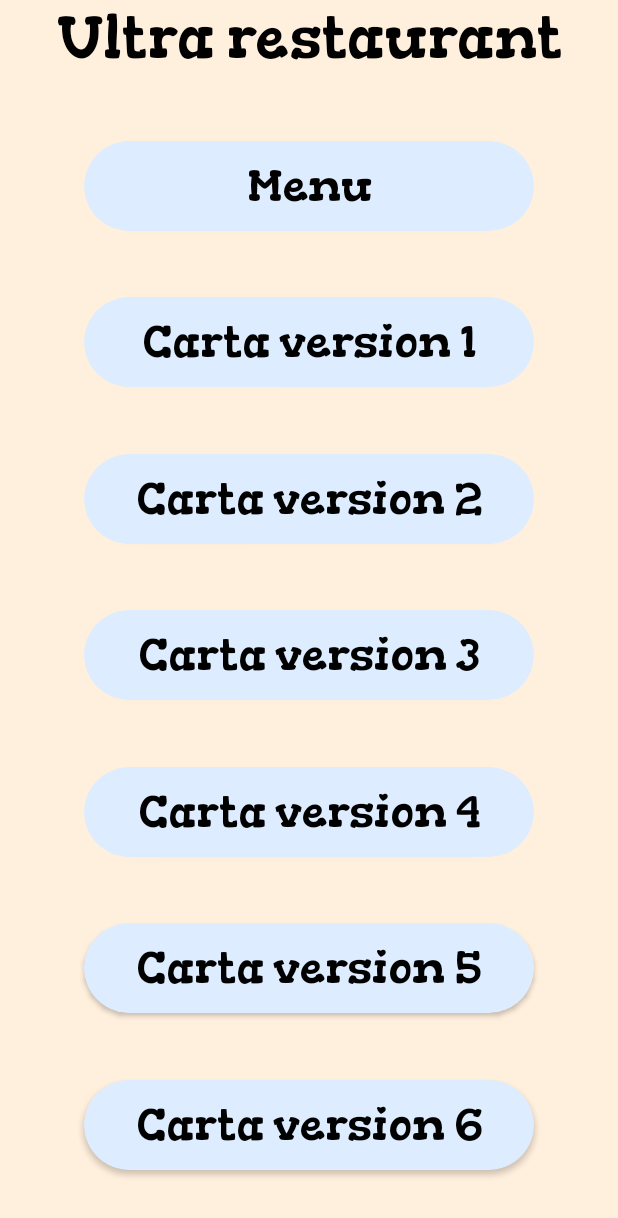
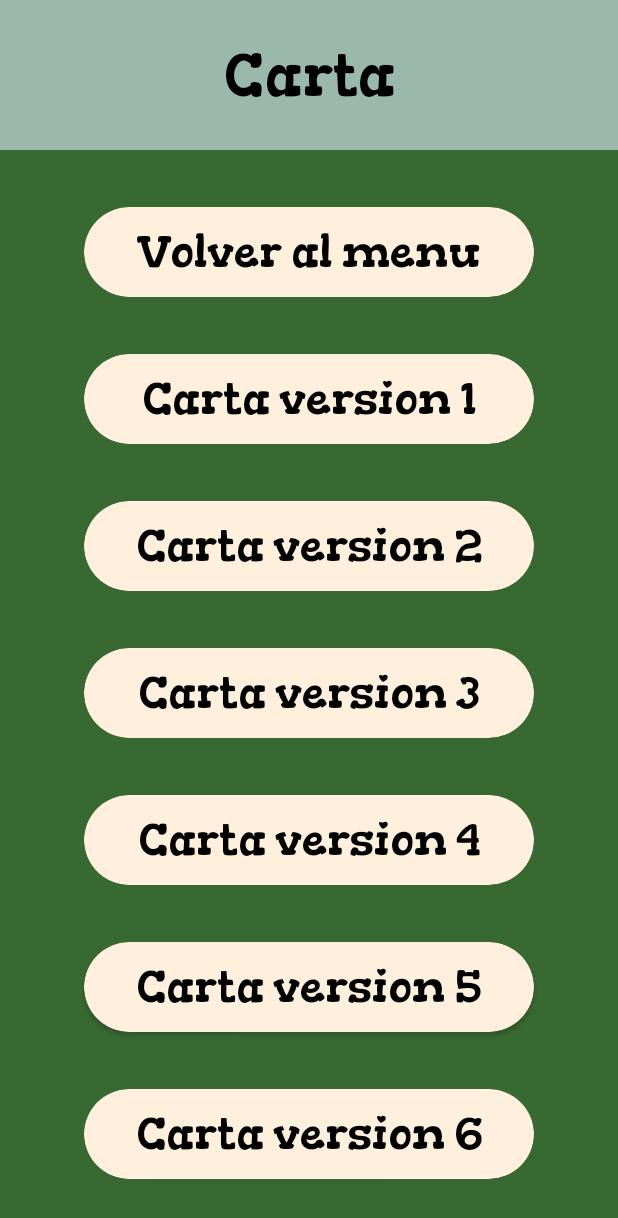
Before and after one commit to alexito8473/TrabajoAndroid, an Android app: the CartaActivity screen opened directly, with no data from a screen before it, on a phone screen of 412 x 824 dp. Shown: the top 1218 px of the screen. Run offline under Robolectric (Android 15) with nearby library versions, the phone set to English and light mode, and no system bars.

Commit message:
Casi listo

```diff
--- a/app/src/main/java/com/example/trabajoandroid/View/CartaActivity.kt
+++ b/app/src/main/java/com/example/trabajoandroid/View/CartaActivity.kt
@@ -13,6 +13,7 @@ class CartaActivity : AppCompatActivity() {
     private lateinit var botonFuncionLista4: CardView
     private lateinit var botonFuncionLista5: CardView
     private lateinit var botonFuncionLista6: CardView
+    private lateinit var botonFuncionVolverMenu: CardView
     override fun onCreate(savedInstanceState: Bundle?) {
         super.onCreate(savedInstanceState)
         setContentView(R.layout.activity_carta)
@@ -26,6 +27,7 @@ class CartaActivity : AppCompatActivity() {
         botonFuncionLista4 = findViewById(R.id.cardMenuFuncionLista4)
         botonFuncionLista5 = findViewById(R.id.cardMenuFuncionLista5)
         botonFuncionLista6 = findViewById(R.id.cardMenuFuncionLista6)
+        botonFuncionVolverMenu= findViewById(R.id.cardMenuGoMenu)
     }
     private fun establecerEscucha() {
         botonFuncionLista1.setOnClickListener {
@@ -46,5 +48,8 @@ class CartaActivity : AppCompatActivity() {
         botonFuncionLista6.setOnClickListener {
             startActivity(Intent(this, FuncionLista6Activity::class.java))
         }
+        botonFuncionVolverMenu.setOnClickListener {
+            startActivity(Intent(this, MenuActivity::class.java))
+        }
     }
 }
--- a/app/src/main/java/com/example/trabajoandroid/View/FuncionLIsta5Activity.kt
+++ b/app/src/main/java/com/example/trabajoandroid/View/FuncionLIsta5Activity.kt
@@ -55,7 +55,7 @@ class FuncionLIsta5Activity : AppCompatActivity() {
             }
             adapter.notifyDataSetChanged()
         }
-        butMenu.setOnClickListener {  startActivity(Intent(this, MenuActivity::class.java)) }
+        butMenu.setOnClickListener {  startActivity(Intent(this, CartaActivity::class.java)) }
 
     }
     private fun establecerAdapter(){
--- a/app/src/main/java/com/example/trabajoandroid/View/FuncionLista2Activity.kt
+++ b/app/src/main/java/com/example/trabajoandroid/View/FuncionLista2Activity.kt
@@ -129,7 +129,7 @@ class FuncionLista2Activity : AppCompatActivity() {
             adapter.notifyDataSetChanged()
         }
         butMenu.setOnClickListener {
-            startActivity(Intent(this, MenuActivity::class.java))
+            startActivity(Intent(this, CartaActivity::class.java))
         }
     }
 
--- a/app/src/main/java/com/example/trabajoandroid/View/FuncionLista3Activity.kt
+++ b/app/src/main/java/com/example/trabajoandroid/View/FuncionLista3Activity.kt
@@ -56,7 +56,7 @@ class FuncionLista3Activity : AppCompatActivity() {
 
     private fun estableverEscucha() {
         butMenu.setOnClickListener {
-            startActivity(Intent(this, MenuActivity::class.java))
+            startActivity(Intent(this, CartaActivity::class.java))
         }
         listView.setOnItemClickListener { parent, view, position, id ->
             val intent = Intent(this, DatoComidaV2Activity::class.java)
--- a/app/src/main/java/com/example/trabajoandroid/View/FuncionLista4Activity.kt
+++ b/app/src/main/java/com/example/trabajoandroid/View/FuncionLista4Activity.kt
@@ -72,7 +72,7 @@ class FuncionLista4Activity : AppCompatActivity() {
 
     private fun estableverEscucha() {
         butMenu.setOnClickListener {
-            startActivity(Intent(this, MenuActivity::class.java))
+            startActivity(Intent(this, CartaActivity::class.java))
         }
         seekControl.setOnSeekBarChangeListener(object : OnSeekBarChangeListener {
             override fun onProgressChanged(seekBar: SeekBar?, progress: Int, fromUser: Boolean) {
--- a/app/src/main/java/com/example/trabajoandroid/View/FuncionLista6Activity.kt
+++ b/app/src/main/java/com/example/trabajoandroid/View/FuncionLista6Activity.kt
@@ -63,7 +63,7 @@ class FuncionLista6Activity : AppCompatActivity() {
 
     private fun estableverEscucha() {
         butMenu.setOnClickListener {
-            startActivity(Intent(this, MenuActivity::class.java))
+            startActivity(Intent(this, CartaActivity::class.java))
         }
         pulsadorFloat.setOnClickListener{
             if(buscadorAuto.text.isNotEmpty()){
--- a/app/src/main/res/layout/activity_carta.xml
+++ b/app/src/main/res/layout/activity_carta.xml
@@ -4,23 +4,27 @@
     xmlns:tools="http://schemas.android.com/tools"
     android:layout_width="match_parent"
     android:layout_height="match_parent"
+    android:background="@color/fondo_oscuro"
     tools:context=".View.CartaActivity">
     <TextView
         android:id="@+id/textView"
         android:layout_width="match_parent"
-        android:layout_height="wrap_content"
-        android:text="@string/nombre_restaurant"
+        android:layout_height="100dp"
+        android:text="Carta"
+        android:gravity="center"
         android:textAlignment="center"
         android:textColor="@color/black"
+        android:background="@color/complementario"
         android:textSize="40sp"
         app:layout_constraintEnd_toEndOf="parent"
         app:layout_constraintStart_toStartOf="parent"
         app:layout_constraintTop_toTopOf="parent" />
+
     <androidx.cardview.widget.CardView
         android:id="@+id/cardMenuGoMenu"
         android:layout_width="300dp"
         android:layout_height="60dp"
-        app:cardBackgroundColor="@color/fondo_complementaro"
+        app:cardBackgroundColor="@color/fondo_claro"
         app:cardCornerRadius="45dp"
         app:layout_constraintBottom_toTopOf="@+id/cardMenuFuncionLista"
         app:layout_constraintEnd_toEndOf="parent"
@@ -31,7 +35,7 @@
             android:layout_width="match_parent"
             android:layout_height="match_parent"
             android:gravity="center"
-            android:text="@string/menu"
+            android:text="@string/volver_al_menu"
             android:textColor="@color/black"
             android:textSize="30sp" />
     </androidx.cardview.widget.CardView>
@@ -39,7 +43,7 @@
         android:id="@+id/cardMenuFuncionLista"
         android:layout_width="300dp"
         android:layout_height="60dp"
-        app:cardBackgroundColor="@color/fondo_complementaro"
+        app:cardBackgroundColor="@color/fondo_claro"
         app:cardCornerRadius="45dp"
         app:layout_constraintBottom_toTopOf="@+id/cardMenuFuncionLista2"
         app:layout_constraintEnd_toEndOf="parent"
@@ -59,7 +63,7 @@
         android:id="@+id/cardMenuFuncionLista2"
         android:layout_width="300dp"
         android:layout_height="60dp"
-        app:cardBackgroundColor="@color/fondo_complementaro"
+        app:cardBackgroundColor="@color/fondo_claro"
         app:cardCornerRadius="45dp"
         app:layout_constraintBottom_toTopOf="@id/cardMenuFuncionLista3"
         app:layout_constraintEnd_toEndOf="parent"
@@ -79,7 +83,7 @@
         android:id="@+id/cardMenuFuncionLista3"
         android:layout_width="300dp"
         android:layout_height="60dp"
-        app:cardBackgroundColor="@color/fondo_complementaro"
+        app:cardBackgroundColor="@color/fondo_claro"
         app:cardCornerRadius="45dp"
         app:layout_constraintBottom_toTopOf="@+id/cardMenuFuncionLista4"
         app:layout_constraintEnd_toEndOf="parent"
@@ -99,7 +103,7 @@
         android:id="@+id/cardMenuFuncionLista4"
         android:layout_width="300dp"
         android:layout_height="60dp"
-        app:cardBackgroundColor="@color/fondo_complementaro"
+        app:cardBackgroundColor="@color/fondo_claro"
         app:cardCornerRadius="45dp"
         app:layout_constraintBottom_toTopOf="@+id/cardMenuFuncionLista5"
         app:layout_constraintEnd_toEndOf="parent"
@@ -118,7 +122,7 @@
         android:id="@+id/cardMenuFuncionLista5"
         android:layout_width="300dp"
         android:layout_height="60dp"
-        app:cardBackgroundColor="@color/fondo_complementaro"
+        app:cardBackgroundColor="@color/fondo_claro"
         app:cardCornerRadius="45dp"
         app:layout_constraintBottom_toTopOf="@+id/cardMenuFuncionLista6"
         app:layout_constraintEnd_toEndOf="parent"
@@ -137,7 +141,7 @@
         android:id="@+id/cardMenuFuncionLista6"
         android:layout_width="300dp"
         android:layout_height="60dp"
-        app:cardBackgroundColor="@color/fondo_complementaro"
+        app:cardBackgroundColor="@color/fondo_claro"
         app:cardCornerRadius="45dp"
         app:layout_constraintBottom_toBottomOf="parent"
         app:layout_constraintEnd_toEndOf="parent"
--- a/app/src/main/res/layout/activity_inicio.xml
+++ b/app/src/main/res/layout/activity_inicio.xml
@@ -11,7 +11,7 @@
         android:layout_height="50dp"
         android:background="@color/fondo_oscuro"
         android:fontFamily="@font/gordita"
-        android:text="@string/accederMenu"
+        android:text="@string/accederMenuReal"
         android:textColor="@color/black"
         android:textSize="20sp"
         app:layout_constraintEnd_toEndOf="parent"
@@ -34,6 +34,7 @@
         android:id="@+id/imageView2"
         android:layout_width="105dp"
         android:layout_height="105dp"
+        android:layout_marginTop="10dp"
         android:scaleX="1.5"
         android:scaleY="1.5"
         app:layout_constraintBottom_toTopOf="@+id/textView2"
--- a/app/src/main/res/layout/activity_inicio_sesion.xml
+++ b/app/src/main/res/layout/activity_inicio_sesion.xml
@@ -71,7 +71,7 @@
         android:layout_width="wrap_content"
         android:layout_height="wrap_content"
         android:layout_marginTop="68dp"
-        android:text="@string/Iniciar_Sesion"
+        android:text="@string/iniciar_sesi_n"
         android:textColor="@color/black"
         android:textSize="25sp"
         app:layout_constraintEnd_toEndOf="parent"
```
Also changed, not shown: app/src/main/java/com/example/trabajoandroid/View/InicioActivity.kt (+9 -3 lines), app/src/main/java/com/example/trabajoandroid/View/InicioSesionActivity.kt (+41 -0 lines), app/src/main/java/com/example/trabajoandroid/View/MainActivity.kt (+18 -10 lines), app/src/main/java/com/example/trabajoandroid/View/MenuActivity.kt (+25 -0 lines), app/src/main/java/com/example/trabajoandroid/View/RegistrarseActivity.kt (+17 -0 lines), app/src/main/res/layout/activity_menu.xml (+52 -13 lines), app/src/main/res/values/strings.xml (+7 -2 lines).
